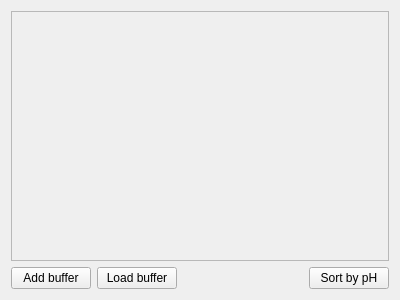
Old version of the form src/ui/buffersinputwidget.ui in the repository echmet/AnglerFish.
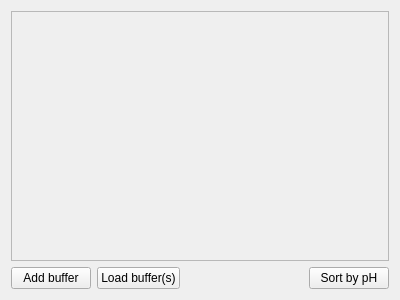
New version of the form.

Commit message: Relabel Load buffer button

```diff
--- a/src/ui/buffersinputwidget.ui
+++ b/src/ui/buffersinputwidget.ui
@@ -58,7 +58,7 @@
      <item>
       <widget class="QPushButton" name="qpb_loadBuffer">
        <property name="text">
-        <string>Load buffer</string>
+        <string>Load buffer(s)</string>
        </property>
       </widget>
      </item>
```
